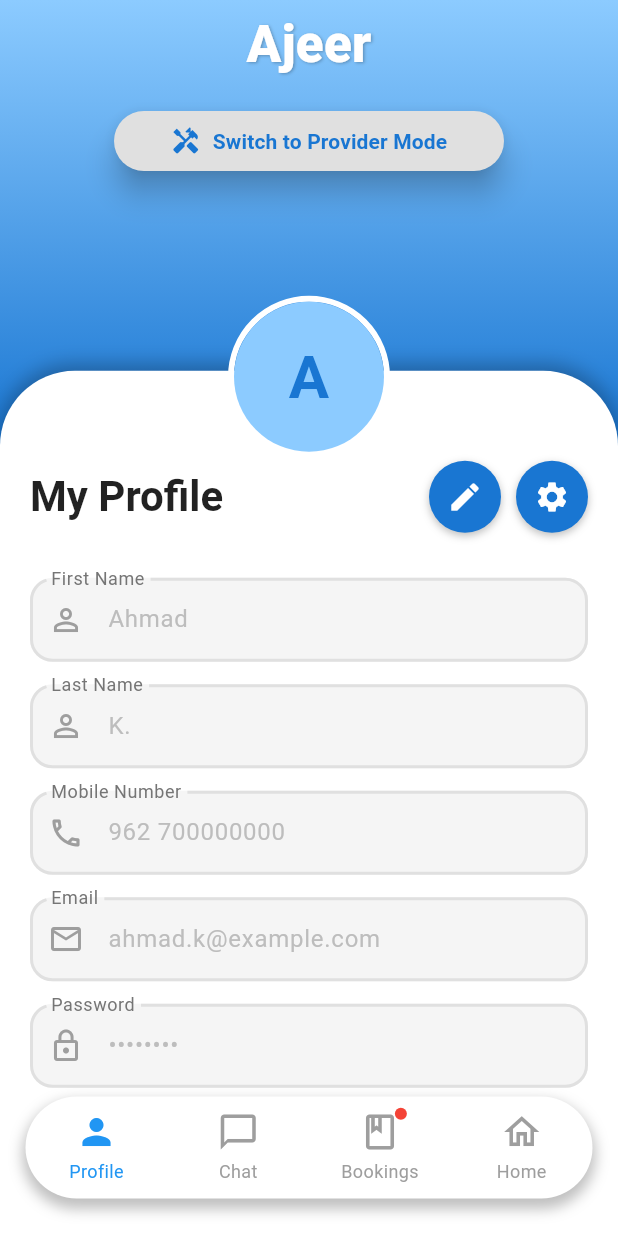
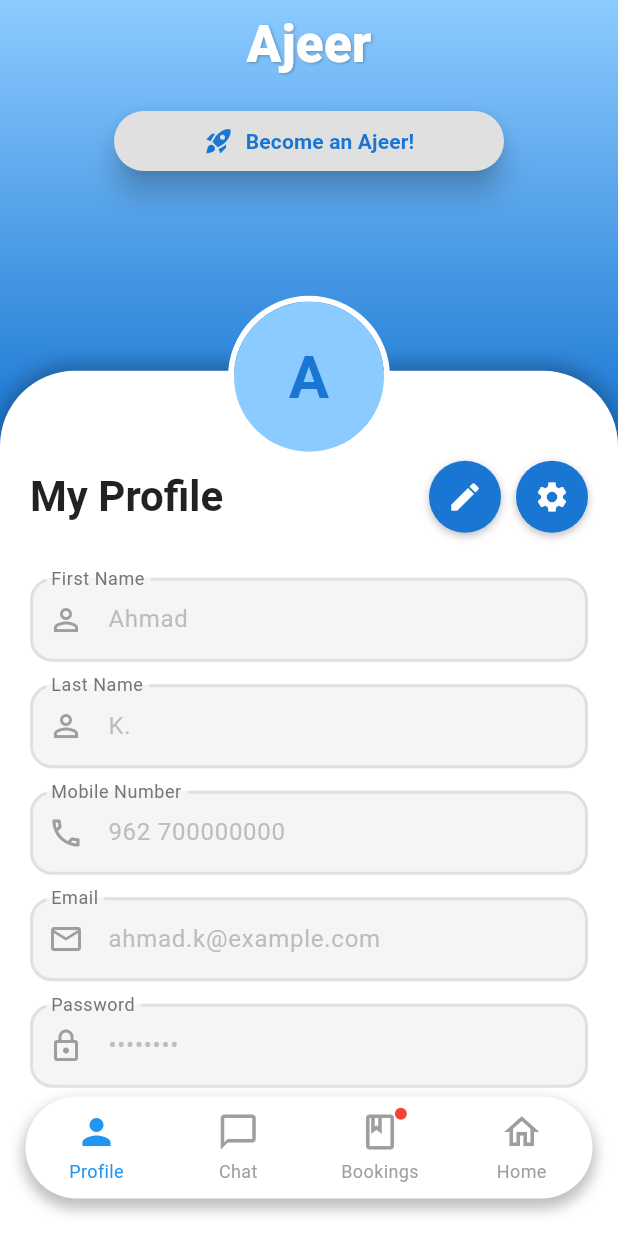
Before and after one commit to RashedGhanem11/Ajeer, a Flutter app: the ProfileScreen screen opened directly with empty values, on a phone screen of 412 x 824 dp. Run offline on Flutter 3.47's test engine with Material 3 defaults, Android fonts, the phone set to English and light mode, and no system bars; our stand-ins replace image_picker, shared_preferences; accounts and stored records are empty.

Commit message:
feat: Refactor switch mode logic in ProfileScreen; enhance button behavior for provider setup and mode switching

```diff
--- a/Ajeer.mobile/lib/screens/shared_screens/profile_screen.dart
+++ b/Ajeer.mobile/lib/screens/shared_screens/profile_screen.dart
@@ -375,8 +375,7 @@ class _ProfileScreenState extends State<ProfileScreen> {
     );
   }
 
-  void _showSwitchModeDialog() {
-    final userNotifier = Provider.of<UserNotifier>(context, listen: false);
+  void _showSwitchModeDialog(BuildContext context, UserNotifier userNotifier) {
     final bool isProvider = userNotifier.isProvider;
     final bool isSetupComplete = userNotifier.isProviderSetupComplete;
     final bool isDarkMode = widget.themeNotifier.isDarkMode;
@@ -513,7 +512,7 @@ class _ProfileScreenState extends State<ProfileScreen> {
             isDarkMode: isDarkMode,
           ),
           _buildAjeerTitle(context),
-          _buildSwitchModeButton(context, isDarkMode, userNotifier.isProvider),
+          _buildSwitchModeButton(context, isDarkMode, userNotifier),
           _buildWhiteContainer(
             containerTop: whiteContainerTop,
             bottomNavClearance: bottomNavClearance,
@@ -581,17 +580,29 @@ class _ProfileScreenState extends State<ProfileScreen> {
   Widget _buildSwitchModeButton(
     BuildContext context,
     bool isDarkMode,
-    bool isProvider,
+    UserNotifier userNotifier,
   ) {
     final double buttonTop = MediaQuery.of(context).padding.top + 70;
 
     final Color bgColor = isDarkMode ? _subtleDark : Colors.grey.shade300;
     final Color fgColor = isDarkMode ? Colors.white : _primaryBlue;
 
-    final IconData icon = isProvider ? Icons.person : Icons.handyman;
-    final String label = isProvider
-        ? 'Switch to Customer Mode'
-        : 'Switch to Provider Mode';
+    final bool isProvider = userNotifier.isProvider;
+    final bool isSetupComplete = userNotifier.isProviderSetupComplete;
+
+    final IconData icon;
+    final String label;
+
+    if (!isSetupComplete) {
+      icon = Icons.rocket_launch;
+      label = 'Become an Ajeer!';
+    } else if (isProvider) {
+      icon = Icons.person;
+      label = 'Switch to Customer Mode';
+    } else {
+      icon = Icons.handyman;
+      label = 'Switch to Provider Mode';
+    }
 
     return Positioned(
       top: buttonTop,
@@ -601,7 +612,28 @@ class _ProfileScreenState extends State<ProfileScreen> {
         child: SizedBox(
           width: _maxButtonWidth,
           child: ElevatedButton.icon(
-            onPressed: _showSwitchModeDialog,
+            onPressed: () {
+              if (!isSetupComplete) {
+                // 🚀 First time provider setup
+                Navigator.push(
+                  context,
+                  MaterialPageRoute(
+                    builder: (context) => ServicesScreen(
+                      themeNotifier: Provider.of<ThemeNotifier>(
+                        context,
+                        listen: false,
+                      ),
+                      isEdit: false,
+                      initialData: null,
+                    ),
+                  ),
+                );
+              } else {
+                // 🔄 Existing provider switching mode
+                _showSwitchModeDialog(context, userNotifier);
+              }
+            },
+
             icon: Icon(icon, size: 20),
             label: Text(
               label,
@@ -1065,15 +1097,24 @@ class _ProviderInfoSection extends StatelessWidget {
             context,
             'My Services',
             Icons.miscellaneous_services_outlined,
-            providerData.selectedServices.isEmpty
+            providerData.selectedServices.entries
+                    .where((entry) => entry.value.isNotEmpty)
+                    .map(
+                      (entry) => '**${entry.key}**: ${entry.value.join(', ')}',
+                    )
+                    .toList()
+                    .cast<String>()
+                    .isEmpty
                 ? ['No services selected.']
                 : providerData.selectedServices.entries
+                      .where((entry) => entry.value.isNotEmpty)
                       .map(
                         (entry) =>
                             '**${entry.key}**: ${entry.value.join(', ')}',
                       )
                       .toList(),
           ),
+
           _buildProviderField(
             context,
             'My Locations',
```
